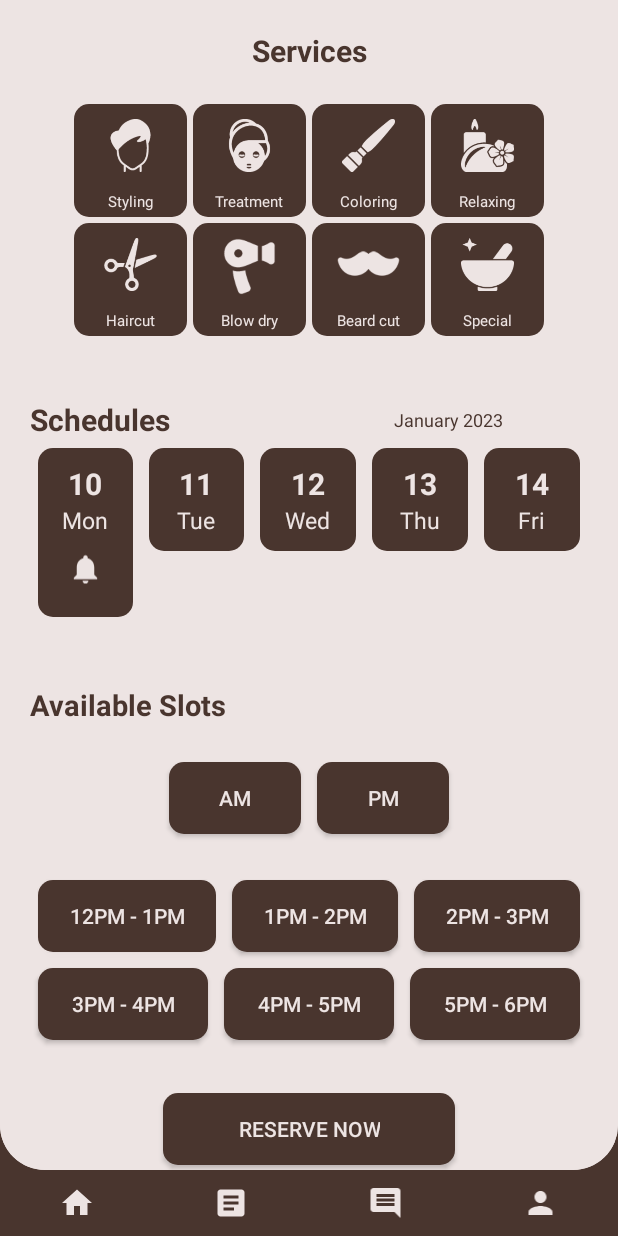
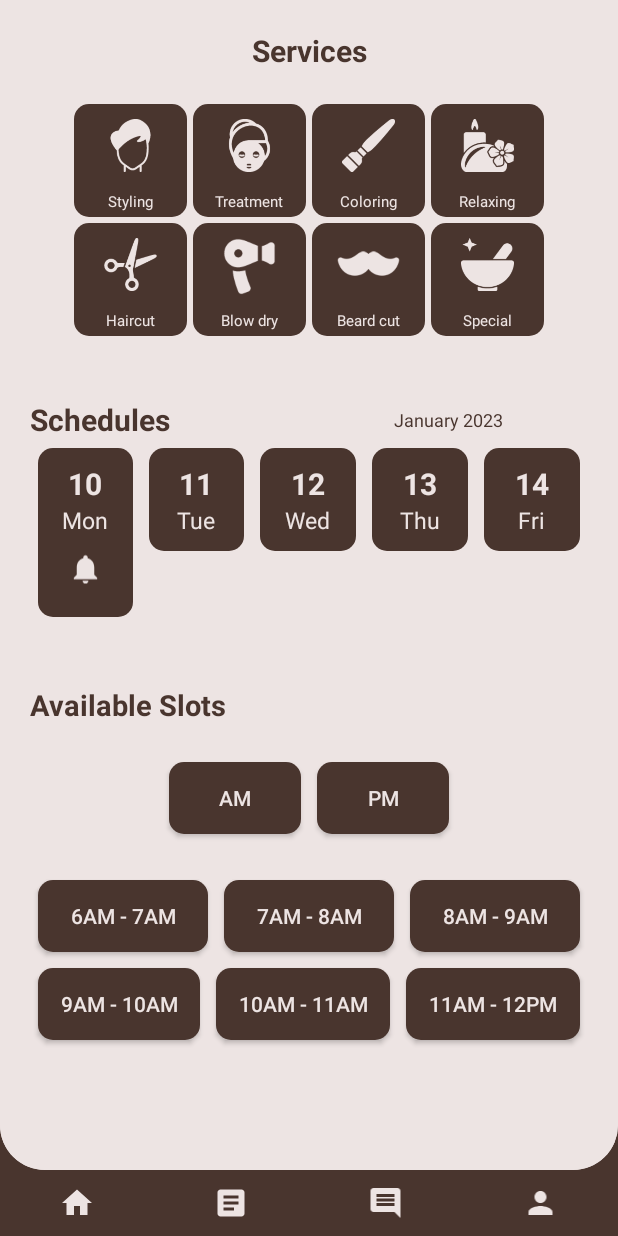
Before and after one commit to laurenz23/hairtology, an Android app: the HomeFragment screen opened directly, with no data from a screen before it, after a tap on "10", on a phone screen of 412 x 824 dp. Run offline under Robolectric (Android 15) with nearby library versions, the phone set to English and light mode, and no system bars; our stand-ins replace Firebase (no records; nobody signed in at launch, a user with empty details on screens opened directly); 2 other taps on this screen came first.

Commit message:
Fix home page error

```diff
--- a/HairtologyUser/app/src/main/java/com/project/hairtologyuser/views/fragments/home/HomeFragment.java
+++ b/HairtologyUser/app/src/main/java/com/project/hairtologyuser/views/fragments/home/HomeFragment.java
@@ -2,12 +2,15 @@
 
 import android.annotation.SuppressLint;
 import android.os.Bundle;
+import android.os.Handler;
 import android.util.Log;
 import android.view.LayoutInflater;
 import android.view.View;
 import android.view.ViewGroup;
 import android.widget.Button;
+import android.widget.EditText;
 import android.widget.ImageView;
+import android.widget.LinearLayout;
 import android.widget.TextView;
 
 import androidx.annotation.NonNull;
@@ -27,6 +30,10 @@
     public static final String FRAGMENT_TAG = BuildConfig.APPLICATION_ID + ".HOME_FRAGMENT";
     private HomeViewModel mViewModel;
     private View mView;
+    private LinearLayout mSchedLinearLayout;
+    private LinearLayout mSlotLinearLayout;
+    private LinearLayout mSuccessfulReservedLinearLayout;
+    private EditText mNoteEditText;
     private TextView mSched1TextView;
     private TextView mSched2TextView;
     private TextView mSched3TextView;
@@ -45,11 +52,17 @@
     private Button mSlot4Button;
     private Button mSlot5Button;
     private Button mSlot6Button;
+    private Button mReserveNowButton;
 
     @Override
     public View onCreateView(@NonNull LayoutInflater inflater, @Nullable ViewGroup container,
                              @Nullable Bundle savedInstanceState) {
         mView = inflater.inflate(R.layout.fragment_home, container, false);
+
+        mSchedLinearLayout = mView.findViewById(R.id.scheduleLinearLayout);
+        mSlotLinearLayout = mView.findViewById(R.id.slotsLinearLayout);
+        mSuccessfulReservedLinearLayout = mView.findViewById(R.id.successfulReservedLinearLayout);
+        mNoteEditText = mView.findViewById(R.id.noteEditText);
 
         mSched1TextView = mView.findViewById(R.id.sched1TextView);
         mSched2TextView = mView.findViewById(R.id.sched2TextView);
@@ -72,7 +85,7 @@
         mSlot5Button = mView.findViewById(R.id.slot5Button);
         mSlot6Button = mView.findViewById(R.id.slot6Button);
 
-        Button reserveNowButton = mView.findViewById(R.id.reserveNowButton);
+        mReserveNowButton = mView.findViewById(R.id.reserveNowButton);
 
         onServiceTap(R.id.stylingButton);
         onServiceTap(R.id.treatmentButton);
@@ -98,15 +111,21 @@
         onSlotTap(mSlot5Button);
         onSlotTap(mSlot6Button);
 
-        reserveNowButton.setOnClickListener(view -> {
-            onReserveTap("Sample note");
-        });
+        mSchedLinearLayout.setVisibility(View.GONE);
+        mSlotLinearLayout.setVisibility(View.GONE);
+        mNoteEditText.setVisibility(View.GONE);
+        mReserveNowButton.setVisibility(View.GONE);
+        mSuccessfulReservedLinearLayout.setVisibility(View.GONE);
 
         mSched1TextView.setText("10");
         mSched2TextView.setText("11");
         mSched3TextView.setText("12");
         mSched4TextView.setText("13");
         mSched5TextView.setText("14");
+
+        mReserveNowButton.setOnClickListener(view -> {
+            onReserveTap();
+        });
 
         return mView;
     }
@@ -147,6 +166,7 @@
     @SuppressLint("NonConstantResourceId")
     public void onServiceTap(int id) {
         mView.findViewById(id).setOnClickListener(view -> {
+            mSchedLinearLayout.setVisibility(View.VISIBLE);
             switch (id) {
                 case R.id.stylingButton:
                     mViewModel.setSelectedServiceType(ServiceType.STYLING);
@@ -186,13 +206,14 @@
 
     @SuppressLint("NonConstantResourceId")
     public void onSchedTap(int id) {
+        mView.findViewById(id).setOnClickListener(view -> {
+            mSlotLinearLayout.setVisibility(View.VISIBLE);
             mBell1ImageView.setVisibility(View.GONE);
             mBell2ImageView.setVisibility(View.GONE);
             mBell3ImageView.setVisibility(View.GONE);
             mBell4ImageView.setVisibility(View.GONE);
             mBell5ImageView.setVisibility(View.GONE);
 
-        mView.findViewById(id).setOnClickListener(view -> {
             switch (id) {
                 case R.id.sched1Button:
                     mViewModel.setSelectedDay(String.valueOf(mSched1TextView.getText()));
@@ -219,20 +240,34 @@
     }
 
     public void onSlotTap(Button button) {
+        button.setOnClickListener(view -> {
             if (button == mSlotAMButton) {
                 setAMSlot();
             } else if (button == mSlotPMButton) {
                 setPMSlot();
             } else {
                 mViewModel.setSelectedTime(String.valueOf(button.getText()));
+                mNoteEditText.setVisibility(View.VISIBLE);
+                mReserveNowButton.setVisibility(View.VISIBLE);
             }
+        });
     }
 
-    public void onReserveTap(String note) {
-        mViewModel.reserve(note, new HomeViewModel.onReserveListener() {
+    public void onReserveTap() {
+        mViewModel.reserve(String.valueOf(mNoteEditText.getText()), new HomeViewModel.onReserveListener() {
             @Override
             public void onReserveSuccess(ReservationModel reservation) {
+                mSchedLinearLayout.setVisibility(View.GONE);
+                mSlotLinearLayout.setVisibility(View.GONE);
+                mNoteEditText.setVisibility(View.GONE);
+                mReserveNowButton.setVisibility(View.GONE);
+                mSuccessfulReservedLinearLayout.setVisibility(View.VISIBLE);
+
                 Log.e(getClass().getSimpleName(), new GsonBuilder().create().toJson(reservation));
+
+                new Handler().postDelayed((Runnable) () -> {
+                    mSuccessfulReservedLinearLayout.setVisibility(View.GONE);
+                }, 3000);
             }
 
             @Override
--- a/HairtologyUser/app/src/main/java/com/project/hairtologyuser/views/fragments/home/HomeViewModel.java
+++ b/HairtologyUser/app/src/main/java/com/project/hairtologyuser/views/fragments/home/HomeViewModel.java
@@ -131,9 +131,15 @@
         if (Objects.requireNonNull(getSelectedMonth().getValue()).isEmpty())
             return;
 
+        ReservationModel reservation = new ReservationModel(
+                getSelectedServiceType().getValue(),
+                getSelectedTime().getValue(),
+                getSelectedDay().getValue(),
+                getSelectedMonth().getValue(), note);
+
         mFirebaseClient.getDatabaseReference()
             .child(mFirebaseClient.apiReservation(getCurrentUser().getValue().getUuid()))
-            .addValueEventListener(new ValueEventListener() {
+            .addListenerForSingleValueEvent(new ValueEventListener() {
                 @Override
                 public void onDataChange(@NonNull DataSnapshot snapshot) {
                     long childCount = 0;
@@ -142,11 +148,6 @@
                         childCount = snapshot.getChildrenCount();
                     }
 
-                    ReservationModel reservation = new ReservationModel(
-                            getSelectedServiceType().getValue(),
-                            getSelectedTime().getValue(),
-                            getSelectedDay().getValue(),
-                            getSelectedMonth().getValue(), note);
                     mFirebaseClient.getDatabaseReference()
                         .child(mFirebaseClient.apiReservation(Objects.requireNonNull(mCurrentUser.getValue()).getUuid()))
                         .child(String.valueOf(childCount))
--- a/HairtologyUser/app/src/main/res/layout/fragment_home.xml
+++ b/HairtologyUser/app/src/main/res/layout/fragment_home.xml
@@ -386,7 +386,7 @@
                             android:foregroundGravity="center"
                             android:padding="10dp"
                             android:src="@drawable/ic_notifications_24"
-                            android:visibility="visible"
+                            android:visibility="gone"
                             tools:ignore="NestedWeights" />
 
                     </LinearLayout>
@@ -654,6 +654,22 @@
 
             </LinearLayout>
 
+            <EditText
+                android:id="@+id/noteEditText"
+                android:layout_width="match_parent"
+                android:layout_height="wrap_content"
+                android:layout_marginTop="20dp"
+                android:layout_marginStart="50dp"
+                android:layout_marginEnd="50dp"
+                android:paddingTop="10dp"
+                android:paddingRight="20dp"
+                android:paddingBottom="10dp"
+                android:paddingLeft="20dp"
+                android:ems="10"
+                android:inputType="textPersonName"
+                android:hint="@string/str_add_note"
+                android:background="@drawable/inputfield_primary" />
+
             <Button
                 android:id="@+id/reserveNowButton"
                 android:layout_width="wrap_content"
@@ -667,6 +683,25 @@
                 android:textColor="@color/secondary"
                 android:background="@drawable/button_secondary" />
 
+            <LinearLayout
+                android:id="@+id/successfulReservedLinearLayout"
+                android:layout_width="match_parent"
+                android:layout_height="50dp"
+                android:layout_margin="10dp"
+                android:layout_gravity="center"
+                android:background="@drawable/box_primary">
+
+                <TextView
+                    android:layout_width="match_parent"
+                    android:layout_height="match_parent"
+                    android:gravity="center"
+                    android:text="@string/str_successfully_reserved"
+                    android:textSize="20sp"
+                    android:textStyle="bold"
+                    android:textColor="@color/secondary"/>
+
+            </LinearLayout>
+
         </LinearLayout>
 
     </ScrollView>
--- a/HairtologyUser/app/src/main/res/values/strings.xml
+++ b/HairtologyUser/app/src/main/res/values/strings.xml
@@ -3,6 +3,7 @@
     <string name="app_name">HairtologyUser</string>
 
     <string name="str_about_us">About us</string>
+    <string name="str_add_note">Add note</string>
     <string name="str_am">AM</string>
     <string name="str_available_slots">Available Slots</string>
     <string name="str_back_to_login">Back to login</string>
@@ -47,6 +48,7 @@
     <string name="str_shop_name">Shop name</string>
     <string name="str_slots">Slots</string>
     <string name="str_submit">Submit</string>
+    <string name="str_successfully_reserved">Successfully Reserved</string>
     <string name="str_time">Time</string>
     <string name="str_update_password">Update Password</string>
     <string name="str_update_profile">Update Profile</string>
```
Lines whose indentation alone changed are shown as unchanged.
